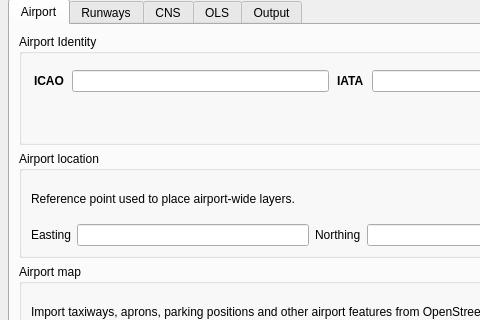
Before: the Qt Designer form safeguarding_builder_dialog_base.ui in camtodd1/prj-lucid, drawn with Qt 5; both pictures show x 0 to 480 and y 129 to 449 of the 920 by 680 pixel window.
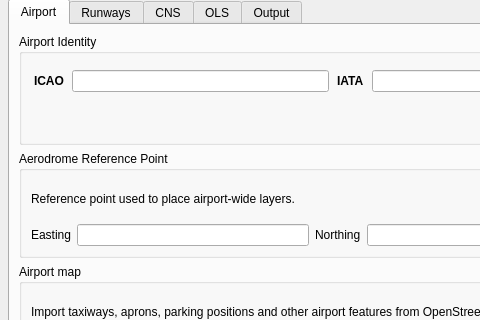
After: the same form once the commit is applied. Custom widgets are drawn as their Qt base class.

Commit message: Reorder workflow tabs and clarify ARP label

Patch:
```diff
--- a/safeguarding_builder_dialog_base.ui
+++ b/safeguarding_builder_dialog_base.ui
@@ -330,7 +330,7 @@
        <item>
        <widget class="QGroupBox" name="groupBox_ARP">
          <property name="title">
-          <string>Airport location</string>
+          <string>Aerodrome Reference Point</string>
          </property>
          <layout class="QGridLayout" name="gridLayout_arp">
          <item row="0" column="0" colspan="6">
```
The commit also changes 2 other files.
